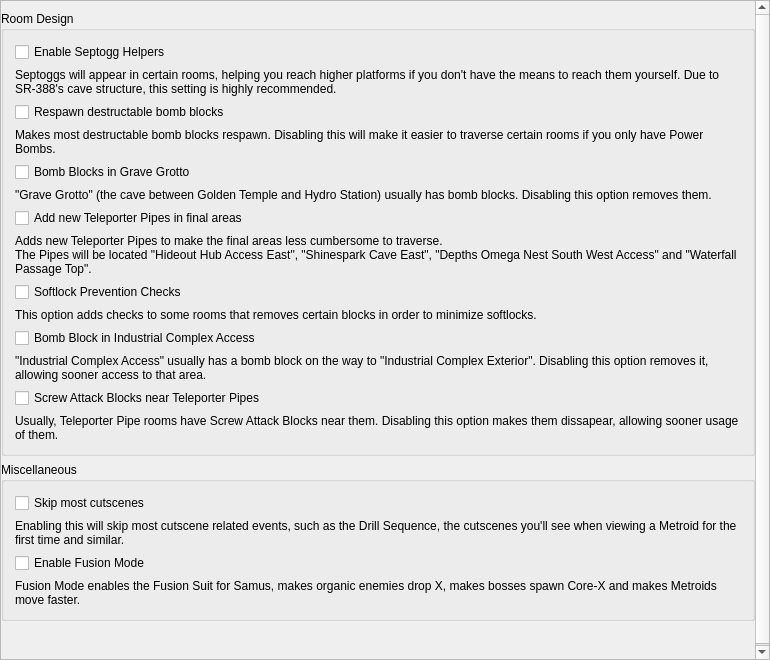
randovania/randovania, file randovania/gui/ui_files/preset_am2r_patches.ui: the form before one commit.
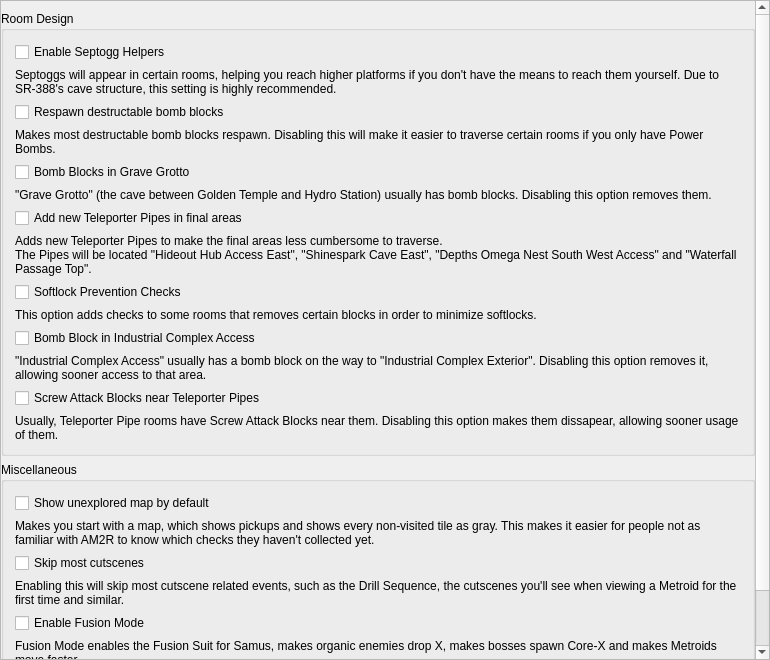
The form after the commit.

Commit message: AM2R: add option to start with fully unexplored map

```diff
--- a/randovania/gui/ui_files/preset_am2r_patches.ui
+++ b/randovania/gui/ui_files/preset_am2r_patches.ui
@@ -44,7 +44,7 @@
          <x>0</x>
          <y>0</y>
          <width>745</width>
-         <height>770</height>
+         <height>840</height>
         </rect>
        </property>
        <layout class="QVBoxLayout" name="scroll_layout">
@@ -210,6 +210,23 @@
            <string>Miscellaneous</string>
           </property>
           <layout class="QVBoxLayout" name="raven_beak_damage_table_handling_layout">
+           <item>
+            <widget class="QCheckBox" name="show_unexplored_map_check">
+             <property name="text">
+              <string>Show unexplored map by default</string>
+             </property>
+            </widget>
+           </item>
+           <item>
+            <widget class="QLabel" name="show_unexplored_map_label">
+             <property name="text">
+              <string>Makes you start with a map, which shows pickups and shows every non-visited tile as gray. This makes it easier for people not as familiar with AM2R to know which checks they haven't collected yet.</string>
+             </property>
+             <property name="wordWrap">
+              <bool>true</bool>
+             </property>
+            </widget>
+           </item>
            <item>
             <widget class="QCheckBox" name="skip_cutscenes_check">
              <property name="text">
```
The commit also changes 3 other files.
